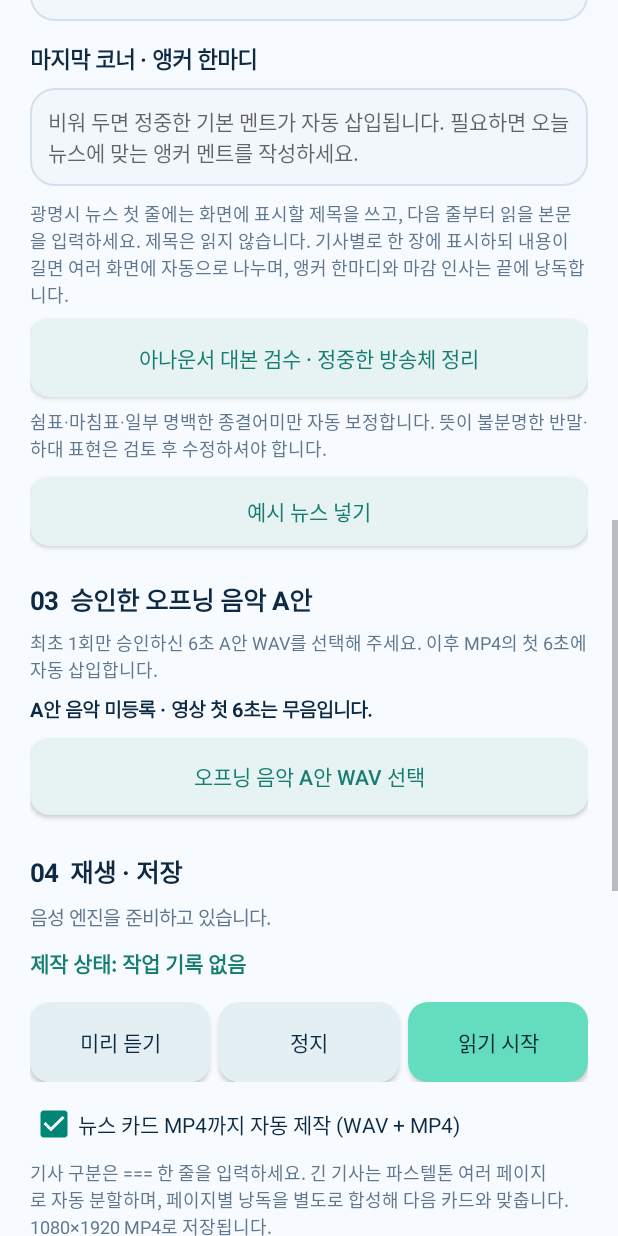
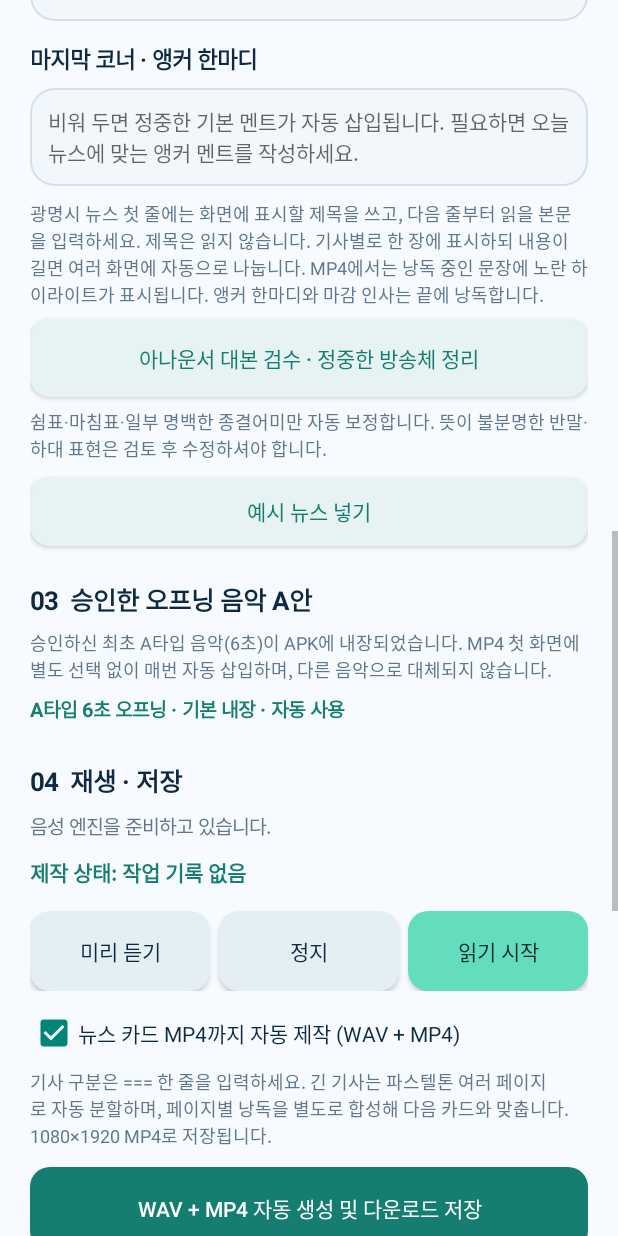
Before and after one commit to JEONGHWAN-NOH/NewsVoiceWAV, an Android app: the screen it shows after launch (MainActivity), scrolled down 1153 dp, on a phone screen of 412 x 824 dp. Run offline under Robolectric (Android 15) with nearby library versions, the phone set to English and light mode, and no system bars.

Commit message:
Gwangmyeong app v1.2 UI: sentence highlight and fixed bundled A opening

```diff
--- a/app/src/main/java/com/newsvoice/tts/MainActivity.java
+++ b/app/src/main/java/com/newsvoice/tts/MainActivity.java
@@ -104,7 +104,7 @@ public final class MainActivity extends Activity implements TextToSpeech.OnInitL
         ScrollView sc = new ScrollView(this);sc.setFillViewport(true);sc.setBackgroundColor(0xfff7fbff);
         LinearLayout body = new LinearLayout(this);body.setPadding(dp(this,20),dp(this,27),dp(this,20),dp(this,30));body.setOrientation(LinearLayout.VERTICAL);sc.addView(body);
         TextView brand=text("●  광명시 뉴스보이스",19,true);brand.setTextColor(MINT);body.addView(brand);
-        TextView headline=text("광명시 뉴스 WAV · MP4 제작 v1.1",24,true);body.addView(headline,lp(-1,-2,14));
+        TextView headline=text("광명시 뉴스 WAV · MP4 제작 v1.2",24,true);body.addView(headline,lp(-1,-2,14));
         TextView sub=text("광명시 뉴스 원고를 입력하고 한국어 아나운서 음성으로 낭독하세요.",13,false);sub.setTextColor(0xff61778e);body.addView(sub,lp(-1,-2,5));
         body.addView(text("01  TTS 엔진과 한국어 목소리 · 미리 듣기",17,true),lp(-1,-2,25));
         TextView enginesHelp=text("설치된 삼성·구글 등 TTS 엔진 중 선택합니다. 표시되는 엔진과 음성 개수는 휴대폰마다 다릅니다.",12,false);
@@ -200,7 +200,7 @@ public final class MainActivity extends Activity implements TextToSpeech.OnInitL
         anchorEdit.setBackgroundResource(R.drawable.bg_editor);
         anchorEdit.setPadding(dp(this,12),dp(this,12),dp(this,12),dp(this,12));
         body.addView(anchorEdit,lp(-1,-2,8));
-        TextView note=text("광명시 뉴스 첫 줄에는 화면에 표시할 제목을 쓰고, 다음 줄부터 읽을 본문을 입력하세요. 제목은 읽지 않습니다. 기사별로 한 장에 표시하되 내용이 길면 여러 화면에 자동으로 나누며, 앵커 한마디와 마감 인사는 끝에 낭독합니다.",12,false);
+        TextView note=text("광명시 뉴스 첫 줄에는 화면에 표시할 제목을 쓰고, 다음 줄부터 읽을 본문을 입력하세요. 제목은 읽지 않습니다. 기사별로 한 장에 표시하되 내용이 길면 여러 화면에 자동으로 나눕니다. MP4에서는 낭독 중인 문장에 노란 하이라이트가 표시됩니다. 앵커 한마디와 마감 인사는 끝에 낭독합니다.",12,false);
         note.setTextColor(0xff61778e);body.addView(note,lp(-1,-2,9));
         Button reviewButton=btn("아나운서 대본 검수 · 정중한 방송체 정리",0xffe7f2f3,MINT);
         body.addView(reviewButton,lp(-1,52,7));
@@ -210,20 +210,10 @@ public final class MainActivity extends Activity implements TextToSpeech.OnInitL
         Button sample=btn("예시 뉴스 넣기",0xffe7f2f3,MINT);body.addView(sample,lp(-1,46,10));
         sample.setOnClickListener(v->editor.setText("광명시 정책 뉴스\n광명시 주요 정책을 안내드립니다. 이 내용은 앱의 작동 확인을 위한 예시 문장입니다. 실제 정책 내용은 광명시 공식 발표를 확인해 주세요.\n===\n광명시 교육 뉴스\n광명시 교육 지원 관련 소식입니다. 뉴스 내용이 확인된 뒤 실제 보도 내용으로 교체해 주세요."));
         body.addView(text("03  승인한 오프닝 음악 A안",17,true),lp(-1,-2,23));
-        TextView openingHelp=text("최초 1회만 승인하신 6초 A안 WAV를 선택해 주세요. 이후 MP4의 첫 6초에 자동 삽입합니다.",12,false);
+        TextView openingHelp=text("승인하신 최초 A타입 음악(6초)이 APK에 내장되었습니다. MP4 첫 화면에 별도 선택 없이 매번 자동 삽입하며, 다른 음악으로 대체되지 않습니다.",12,false);
         openingHelp.setTextColor(0xff61778e);body.addView(openingHelp,lp(-1,-2,7));
-        openingAStatus=text(new File(getFilesDir(),"newsvoice_opening_A.wav").isFile()?
-            "A안 음원 등록 완료 · 영상 시작 음악에 자동 삽입됩니다.":
-            "A안 음악 미등록 · 영상 첫 6초는 무음입니다.",13,true);
-        body.addView(openingAStatus,lp(-1,-2,7));
-        Button chooseOpening=btn("오프닝 음악 A안 WAV 선택",0xffe7f2f3,MINT);
-        body.addView(chooseOpening,lp(-1,51,9));
-        chooseOpening.setOnClickListener(v->{
-            Intent pick=new Intent(Intent.ACTION_OPEN_DOCUMENT);
-            pick.setType("audio/*");
-            pick.addCategory(Intent.CATEGORY_OPENABLE);
-            startActivityForResult(pick,OPENING_PICKER);
-        });
+        openingAStatus=text("A타입 6초 오프닝 · 기본 내장 · 자동 사용",13,true);
+        openingAStatus.setTextColor(MINT);body.addView(openingAStatus,lp(-1,-2,7));
         body.addView(text("04  재생 · 저장",17,true),lp(-1,-2,25));
         status=text("음성 엔진을 준비하고 있습니다.",13,false);status.setTextColor(0xff61778e);body.addView(status,lp(-1,-2,8));
         jobStatus=text("제작 상태: "+AppPrefs.get(this).getString("status","작업 기록 없음"),14,true);
```
